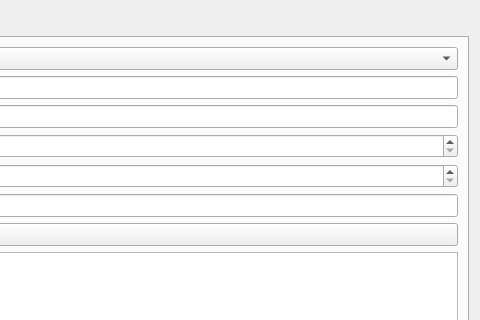
Old version of the form settings/config_window.ui in the repository spuhub/prisma; both pictures show x 790 to 1270 and y 0 to 320 of the 1270 by 894 pixel window.
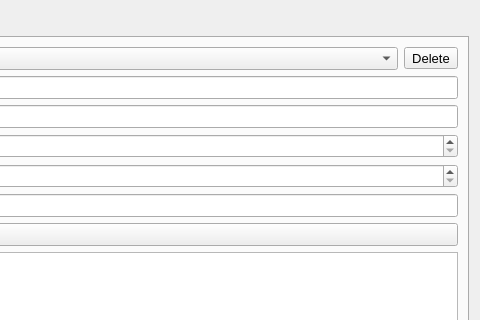
New version of the form. The open tabs and pages were chosen to show the change. Icons and pictures are not drawn. Custom widgets are drawn as their Qt base class.

Commit message: correcao de bugs e area de configuracao

Patch:
```diff
--- a/settings/config_window.ui
+++ b/settings/config_window.ui
@@ -498,6 +498,20 @@
            </item>
           </widget>
          </item>
+         <item>
+          <widget class="QToolButton" name="btn_delete_wfs">
+           <property name="contextMenuPolicy">
+            <enum>Qt::ActionsContextMenu</enum>
+           </property>
+           <property name="text">
+            <string>Delete</string>
+           </property>
+           <property name="icon">
+            <iconset theme="Lixo">
+             <normaloff>.</normaloff>.</iconset>
+           </property>
+          </widget>
+         </item>
         </layout>
        </item>
        <item>
```
Left out of the diff: 2 changed lines with no effect on the pictures. The commit also changes 2 other files.
